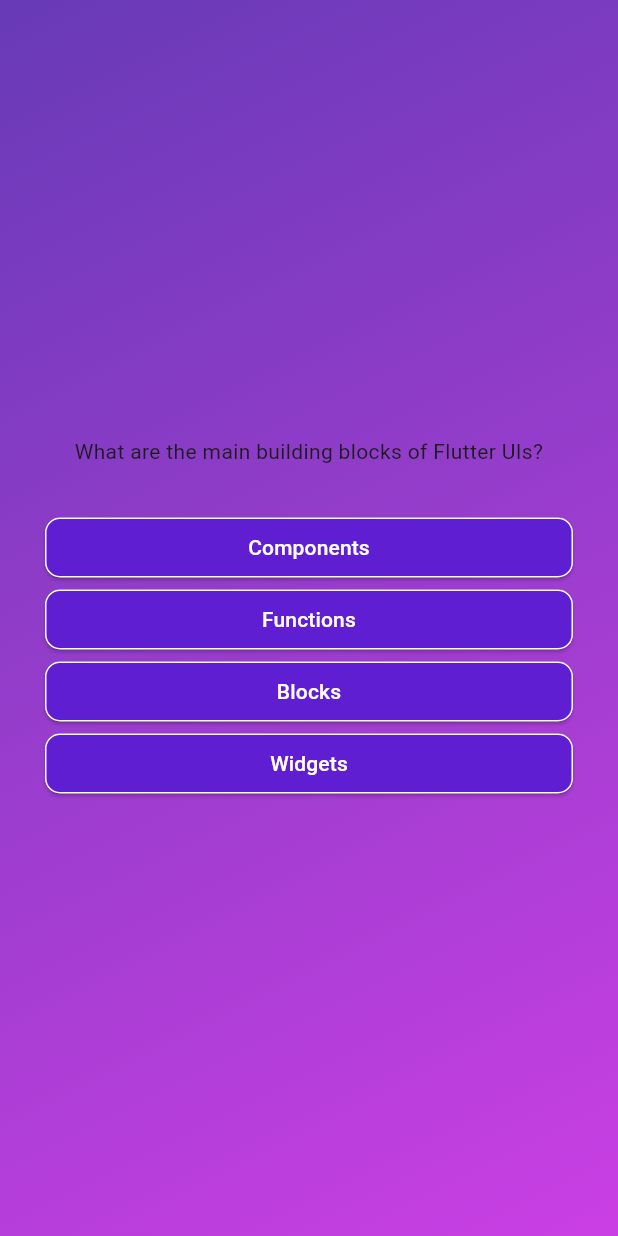
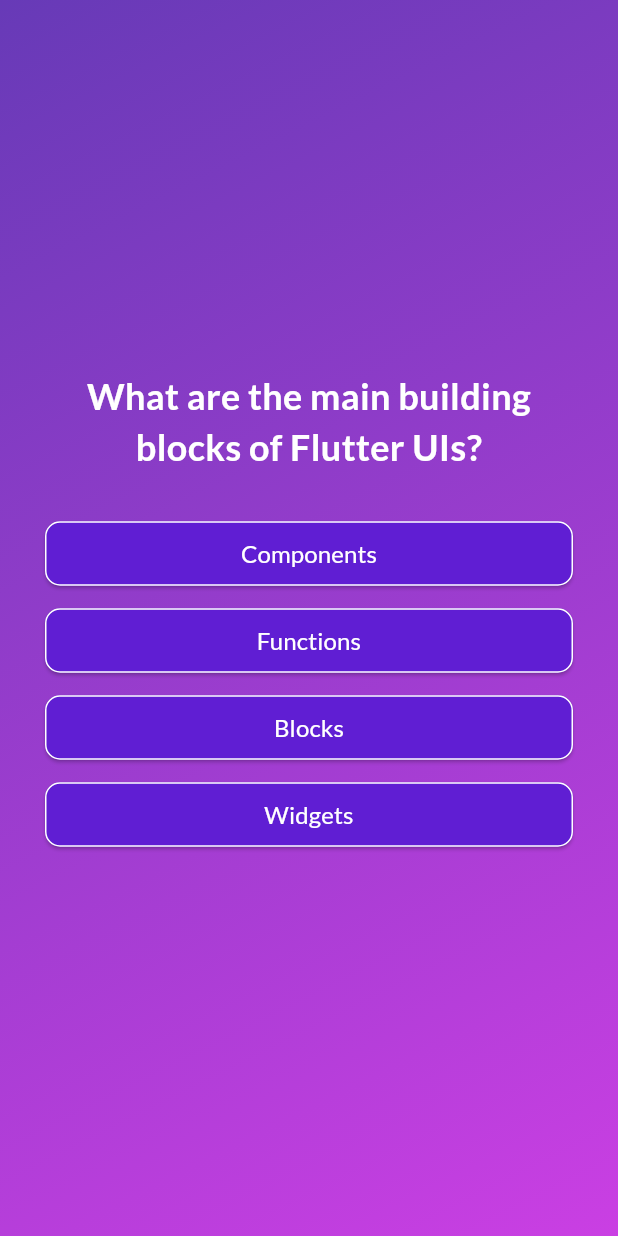
Before and after one commit to vietdung97/first_flutter_app, a Flutter app: the screen it shows after launch, after a tap on "Start Quiz", on a phone screen of 412 x 824 dp. Run offline on Flutter 3.47's test engine with Material 3 defaults, Android fonts, the phone set to English and light mode, and no system bars; our stand-ins replace google_fonts.

Commit message:
Add google font

```diff
--- a/lib/components/answer_button.dart
+++ b/lib/components/answer_button.dart
@@ -1,14 +1,18 @@
 import 'package:flutter/material.dart';
+import 'package:google_fonts/google_fonts.dart';
 
 class AnswerButton extends StatelessWidget {
-  const AnswerButton({required this.answerText, required this.onTap, super.key});
+  const AnswerButton(
+      {required this.answerText, required this.onTap, super.key});
 
   final String answerText;
   final void Function() onTap;
 
   @override
   Widget build(BuildContext context) {
-    return ElevatedButton(
+    return Container(
+      margin: const EdgeInsets.only(bottom: 10),
+      child: ElevatedButton(
         onPressed: onTap,
         style: ElevatedButton.styleFrom(
           padding: const EdgeInsets.symmetric(vertical: 10, horizontal: 40),
@@ -19,7 +23,10 @@ class AnswerButton extends StatelessWidget {
             side: const BorderSide(color: Colors.white, width: 1),
           ),
         ),
-      child: Text(answerText, textAlign: TextAlign.center,),
+        child: Text(answerText,
+            textAlign: TextAlign.center,
+            style: GoogleFonts.lato(color: Colors.white, fontSize: 16)),
+      ),
     );
   }
 }
--- a/lib/main.dart
+++ b/lib/main.dart
@@ -1,4 +1,4 @@
-import 'package:first_app/quiz.dart';
+import 'package:first_app/quiz_app/quiz.dart';
 import 'package:flutter/material.dart';
 
 void main() {
--- a/lib/questions_screen.dart
+++ b/lib/quiz_app/questions_screen.dart
@@ -1,6 +1,7 @@
 import 'package:first_app/components/answer_button.dart';
 import 'package:flutter/material.dart';
 import 'package:first_app/data/questions.dart';
+import 'package:google_fonts/google_fonts.dart';
 
 class QuestionsScreen extends StatefulWidget {
   const QuestionsScreen({super.key});
@@ -39,6 +40,7 @@ class _QuestionsScreenState extends State<QuestionsScreen> {
             Text(
               currentQuestion.text,
               textAlign: TextAlign.center,
+              style: GoogleFonts.lato(color: Colors.white, fontSize: 24, fontWeight: FontWeight.bold)
             ),
             const SizedBox(
               height: 30,
--- a/lib/quiz.dart
+++ b/lib/quiz_app/quiz.dart
@@ -1,5 +1,5 @@
-import 'package:first_app/questions_screen.dart';
-import 'package:first_app/start_screen.dart';
+import 'package:first_app/quiz_app/questions_screen.dart';
+import 'package:first_app/quiz_app/start_screen.dart';
 import 'package:flutter/material.dart';
 
 class Quiz extends StatefulWidget {
--- a/lib/start_screen.dart
+++ b/lib/quiz_app/start_screen.dart
@@ -1,4 +1,5 @@
 import 'package:flutter/material.dart';
+import 'package:google_fonts/google_fonts.dart';
 
 class StartScreen extends StatelessWidget {
   const StartScreen(this.startQuiz, {super.key});
@@ -26,9 +27,10 @@ class StartScreen extends StatelessWidget {
           const SizedBox(
             height: 80,
           ),
-          const Text(
+          Text(
             'Learn Flutter the fun way!',
-            style: TextStyle(color: Colors.white, fontSize: 24),
+            style: GoogleFonts.lato(
+                color: Colors.white, fontSize: 24, fontWeight: FontWeight.bold),
           ),
           const SizedBox(
             height: 30,
@@ -37,9 +39,12 @@ class StartScreen extends StatelessWidget {
               onPressed: startQuiz,
               icon: const Icon(Icons.arrow_right_alt),
               style: OutlinedButton.styleFrom(foregroundColor: Colors.white),
-              label: const Text(
+              label: Text(
                 'Start Quiz',
-                style: TextStyle(color: Colors.white, fontSize: 20),
+                style: GoogleFonts.lato(
+                    color: Colors.white,
+                    fontSize: 20,
+                    fontWeight: FontWeight.w400),
               )),
         ],
       ),
--- a/pubspec.yaml
+++ b/pubspec.yaml
@@ -35,6 +35,7 @@ dependencies:
   # The following adds the Cupertino Icons font to your application.
   # Use with the CupertinoIcons class for iOS style icons.
   cupertino_icons: ^1.0.6
+  google_fonts: ^6.2.1
 
 dev_dependencies:
   flutter_test:
```
Also changed, not shown: pubspec.lock. Lines whose indentation alone changed are shown as unchanged.
